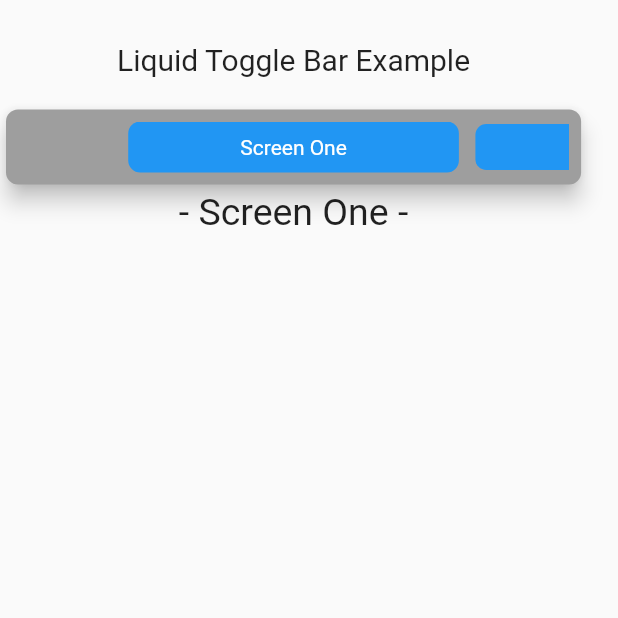
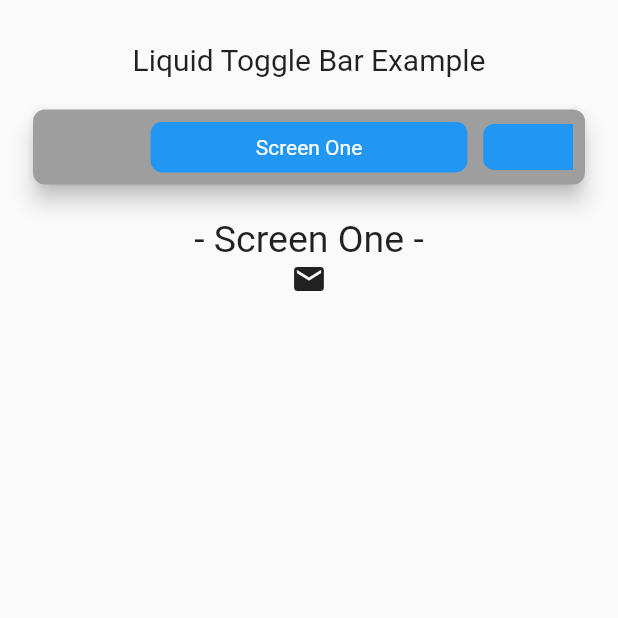
Before and after one commit to cwesterhold/liquid_toggle_bar, a Flutter app: the screen it shows after launch, on a phone screen of 412 x 824 dp, the top half of it. Run offline on Flutter 3.47's test engine with Material 2 defaults, Android fonts, the phone set to English and light mode, and no system bars.

Commit message:
more example improvements

```diff
--- a/example/lib/main.dart
+++ b/example/lib/main.dart
@@ -42,22 +42,17 @@ class _MyHomePageState extends State<MyHomePage> {
           children: [
             Padding(
               padding: const EdgeInsets.only(top: 28.0),
-              child: Text("Liquid Toggle Bar Example",
-                  style: TextStyle(fontSize: 20)),
+              child: Text("Liquid Toggle Bar Example", style: TextStyle(fontSize: 20)),
             ),
             Padding(
-              padding: const EdgeInsets.only(top: 18.0),
-              child: Container(
-                width: MediaQuery.of(context).size.width * .95,
+              padding: const EdgeInsets.all(18.0),
               child: LiquidToggleBar(
                 tabsNames: tabsNames,
                 borderRadius: 8,
                 backgroundColor: Colors.grey,
                 selectedTabColor: Theme.of(context).primaryColor,
                 tabColor: Theme.of(context).accentColor,
-                  onSelectionUpdated: (index) =>
-                      setState(() => currentIndex = index),
-                ),
+                onSelectionUpdated: (index) => setState(() => currentIndex = index),
               ),
             ),
             Expanded(child: screenList[currentIndex]),
@@ -72,9 +67,14 @@ class ScreenOne extends StatelessWidget {
   @override
   Widget build(BuildContext context) {
     return Container(
-      child: Text(
+      child: Column(
+        children: [
+          Text(
             ' - Screen One - ',
             style: TextStyle(fontSize: 25),
+          ),
+          Icon(Icons.email)
+        ],
       ),
     );
   }
@@ -84,9 +84,14 @@ class ScreenTwo extends StatelessWidget {
   @override
   Widget build(BuildContext context) {
     return Container(
-      child: Text(
+      child: Column(
+        children: [
+          Text(
             ' - Screen Two - ',
             style: TextStyle(fontSize: 25),
+          ),
+          Icon(Icons.flag)
+        ],
       ),
     );
   }
@@ -96,9 +101,14 @@ class ScreenThree extends StatelessWidget {
   @override
   Widget build(BuildContext context) {
     return Container(
-      child: Text(
+      child: Column(
+        children: [
+          Text(
             ' - Screen Three - ',
             style: TextStyle(fontSize: 25),
+          ),
+          Icon(Icons.ac_unit)
+        ],
       ),
     );
   }
--- a/pubspec.yaml
+++ b/pubspec.yaml
@@ -1,5 +1,5 @@
 name: liquid_toggle_bar
-description: Flutter/Dart Tab interface with horizontal scrolling customizable color stying and borders.
+description: Horizontal tab interface capable of handing any number of inputs.  Easily customize colors with an easy to use set of attributes.
 version: 0.4.0
 homepage: https://liquidsoft.io
 
```
Also changed, not shown: example/pubspec.yaml (+1 -7 lines), example/pubspec.lock, 1 other file. Lines whose indentation alone changed are shown as unchanged.
